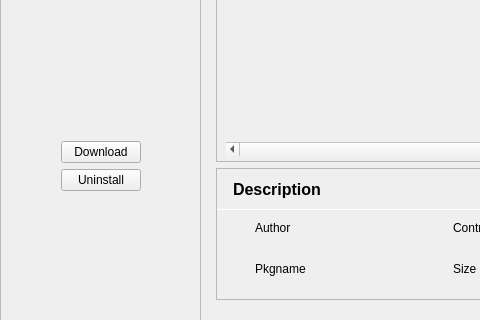
The window that src/pages/appintopage.ui (spark-store-project/spark-store) describes before a commit, drawn with Qt 5; both pictures show x 0 to 480 and y 169 to 489 of the 806 by 601 pixel window.
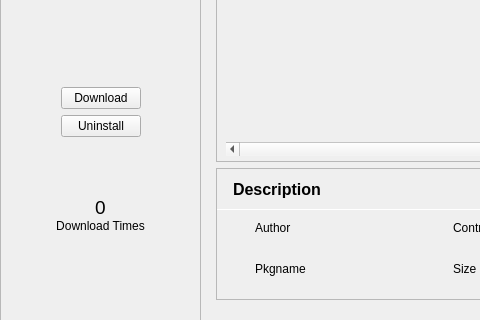
The same window after the commit. Icons and pictures are not drawn.

Diff of the .ui file:
```diff
--- a/src/pages/appintopage.ui
+++ b/src/pages/appintopage.ui
@@ -302,7 +302,65 @@
             <enum>Qt::Vertical</enum>
            </property>
            <property name="sizeType">
-            <enum>QSizePolicy::Fixed</enum>
+            <enum>QSizePolicy::Expanding</enum>
+           </property>
+           <property name="sizeHint" stdset="0">
+            <size>
+             <width>20</width>
+             <height>20</height>
+            </size>
+           </property>
+          </spacer>
+         </item>
+         <item>
+          <layout class="QHBoxLayout" name="horizontalLayout_12">
+           <property name="topMargin">
+            <number>0</number>
+           </property>
+           <item>
+            <layout class="QVBoxLayout" name="verticalLayout_8">
+             <property name="spacing">
+              <number>0</number>
+             </property>
+             <property name="topMargin">
+              <number>0</number>
+             </property>
+             <item>
+              <widget class="QLabel" name="download_times">
+               <property name="font">
+                <font>
+                 <pointsize>14</pointsize>
+                </font>
+               </property>
+               <property name="text">
+                <string>0</string>
+               </property>
+               <property name="alignment">
+                <set>Qt::AlignCenter</set>
+               </property>
+              </widget>
+             </item>
+             <item>
+              <widget class="QLabel" name="label_3">
+               <property name="text">
+                <string>Download Times</string>
+               </property>
+               <property name="alignment">
+                <set>Qt::AlignCenter</set>
+               </property>
+              </widget>
+             </item>
+            </layout>
+           </item>
+          </layout>
+         </item>
+         <item>
+          <spacer name="verticalSpacer_9">
+           <property name="orientation">
+            <enum>Qt::Vertical</enum>
+           </property>
+           <property name="sizeType">
+            <enum>QSizePolicy::Expanding</enum>
            </property>
            <property name="sizeHint" stdset="0">
             <size>
```
